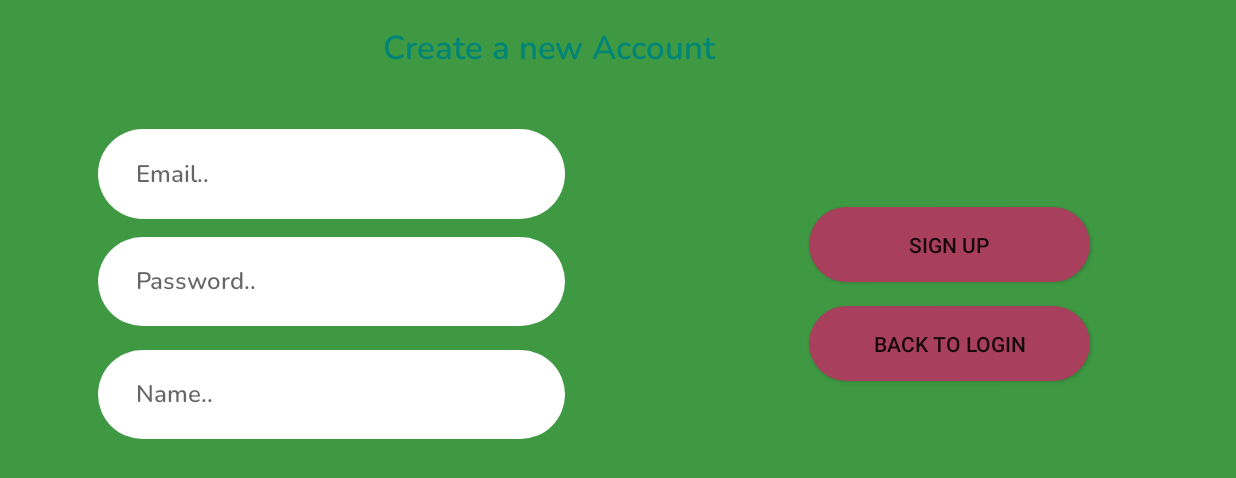
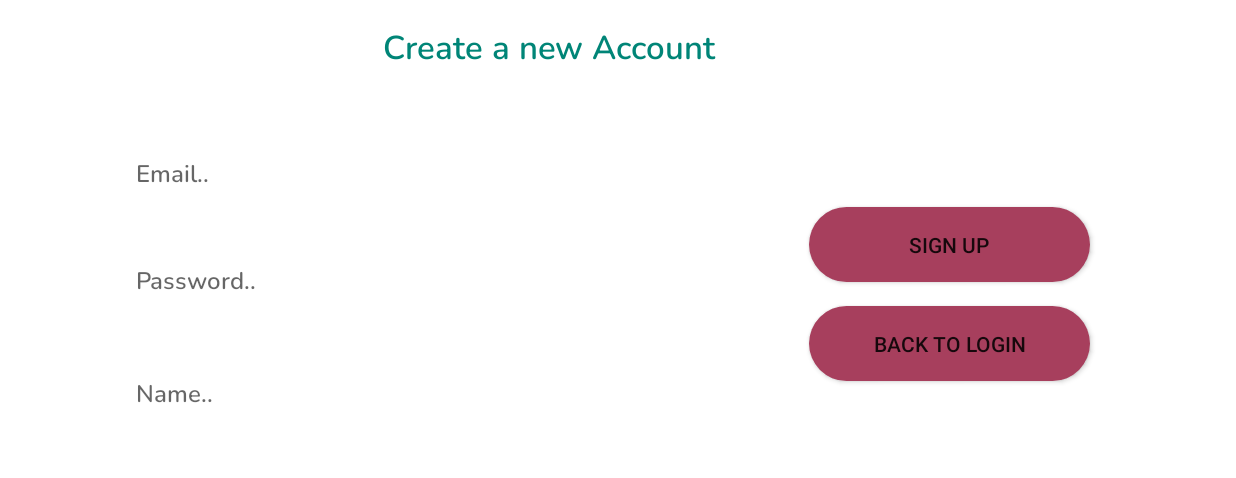
Before and after one commit to Shiiiin/Korean_traditional_game_with_Android, an Android app: the screen it shows after launch (SignUpActivity), after a tap on "SIGN UP", on a phone screen of 824 x 412 dp (held sideways). Shown: the top 478 px of the screen. Run offline under Robolectric (Android 15) with nearby library versions, the phone set to English and light mode, and no system bars; our stand-ins replace Firebase (no records; nobody signed in at launch, a user with empty details on screens opened directly); 2 statements that could not run were skipped; 1 other tap on this screen came first.

Commit message:
add design

```diff
--- a/app/src/main/res/layout/activity_main.xml
+++ b/app/src/main/res/layout/activity_main.xml
@@ -5,7 +5,7 @@
     android:id="@+id/main_frame"
     android:layout_width="match_parent"
     android:layout_height="match_parent"
-    android:background="#0099cc"
+    android:background="@drawable/background"
     tools:context=".view.MainActivity">
 
     <ImageView
--- a/app/src/main/res/layout/activity_menu.xml
+++ b/app/src/main/res/layout/activity_menu.xml
@@ -2,9 +2,10 @@
 <android.support.constraint.ConstraintLayout xmlns:android="http://schemas.android.com/apk/res/android"
     xmlns:app="http://schemas.android.com/apk/res-auto"
     xmlns:tools="http://schemas.android.com/tools"
+    android:id="@+id/main_menu"
     android:layout_width="match_parent"
     android:layout_height="match_parent"
-    android:background="@color/colorPrimaryBackground"
+    android:background="@drawable/menu"
     tools:context=".view.MenuActivity">
 
     <Button
--- a/app/src/main/res/layout/recycler.xml
+++ b/app/src/main/res/layout/recycler.xml
@@ -18,9 +18,14 @@
 
             <TextView
                 android:id="@+id/textview"
+                android:shadowColor="#000000"
+                android:shadowDx="2"
+                android:shadowDy="2"
+                android:shadowRadius="2"
                 android:layout_width="99dp"
                 android:layout_height="wrap_content"
                 android:gravity="center|left"
+                android:textSize="15sp"
                 android:padding="10dp" />
 
             <ImageView
--- a/app/src/main/res/values/colors.xml
+++ b/app/src/main/res/values/colors.xml
@@ -4,7 +4,7 @@
     <color name="colorPrimaryDark">#00574B</color>
     <color name="colorAccent">#FF5722</color>
     <color name="colorPrimaryLight">#A73F5D</color>
-    <color name="colorPrimaryBackground">#3F9943</color>
+    <color name="colorPrimaryBackground">#FFFFFF</color>
     <color name="tertiary_text_light">@android:color/tertiary_text_light</color>
     <color name="profile">#831A1C</color>
 
```
Also changed, not shown: app/src/main/res/drawable-v24/menu.png (added), 1 other file.
